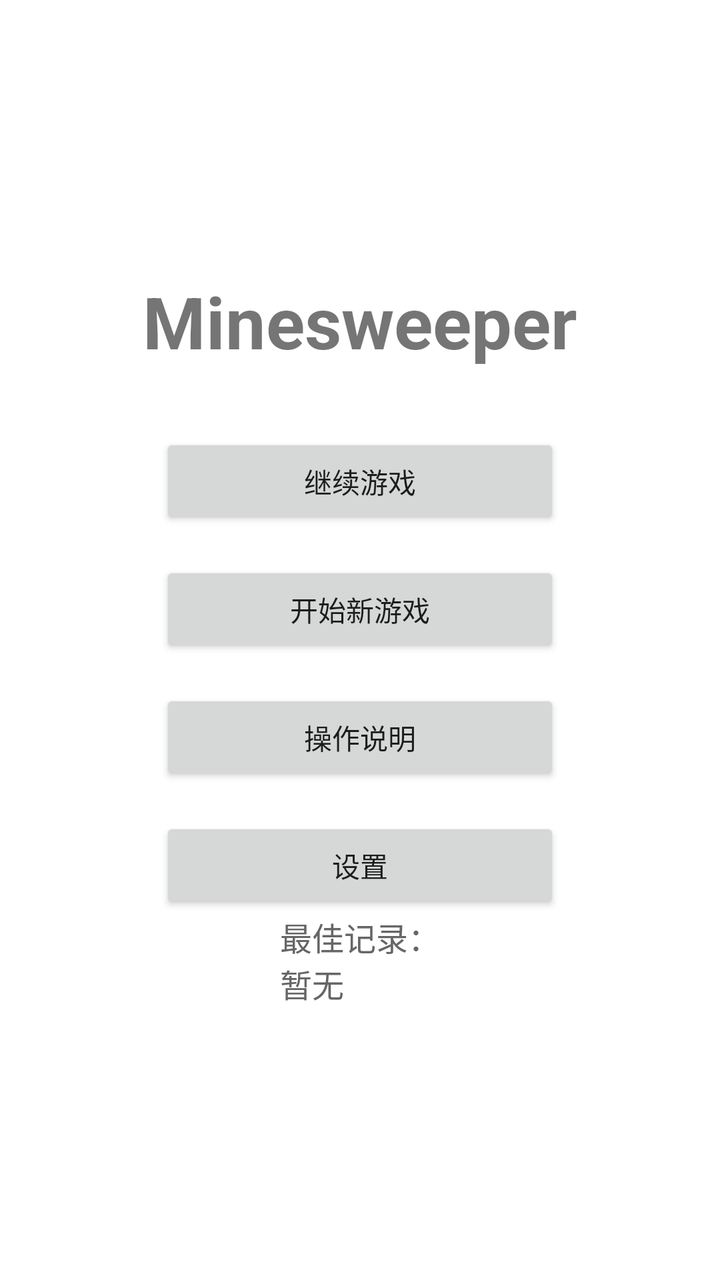
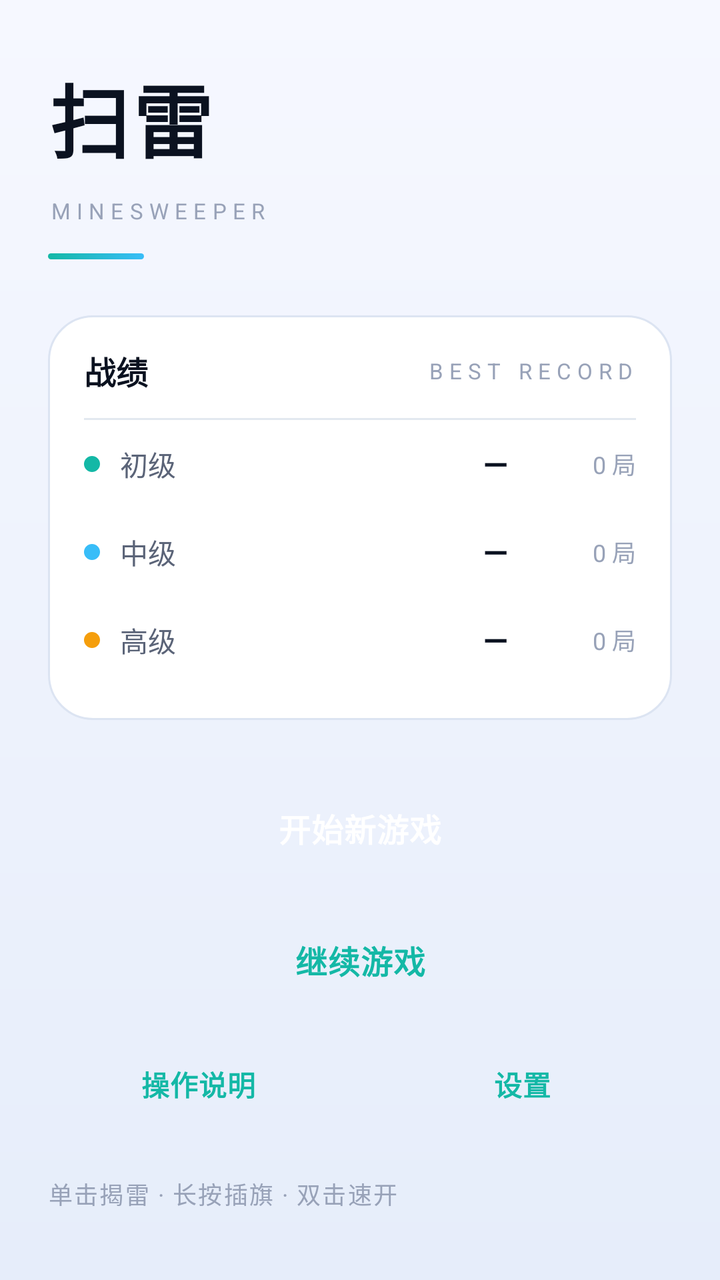

Before-and-after screenshots of an Android layout around one commit, followed by the original layout XML and the change that was made.
<!-- AndroidManifest.xml: activity theme Theme.Minesweeper.NoSplash -->
<!-- res/layout/activity_main.xml -->
<?xml version="1.0" encoding="utf-8"?>
<LinearLayout xmlns:android="http://schemas.android.com/apk/res/android"
    android:layout_width="match_parent"
    android:layout_height="match_parent"
    android:orientation="vertical"
    android:gravity="center"
    android:padding="16dp">

    <TextView
        android:layout_width="wrap_content"
        android:layout_height="wrap_content"
        android:text="Minesweeper"
        android:textSize="36sp"
        android:textStyle="bold"
        android:layout_marginBottom="32dp"/>

    <Button
        android:id="@+id/btnContinueGame"
        android:layout_width="200dp"
        android:layout_height="wrap_content"
        android:text="继续游戏"
        android:layout_marginBottom="16dp"/>

    <Button
        android:id="@+id/btnStartGame"
        android:layout_width="200dp"
        android:layout_height="wrap_content"
        android:text="开始新游戏"
        android:layout_marginBottom="16dp"/>

    <Button
        android:id="@+id/btnHelp"
        android:layout_width="200dp"
        android:layout_height="wrap_content"
        android:text="操作说明"
        android:layout_marginBottom="16dp"/>

    <Button
        android:id="@+id/btnSettings"
        android:layout_width="200dp"
        android:layout_height="wrap_content"
        android:text="设置"/>

    <TextView
        android:id="@+id/tvBestTime"
        android:layout_width="wrap_content"
        android:layout_height="wrap_content"
        android:text="最佳记录：\n暂无"
        android:textSize="16sp"
        android:textColor="#666666"
        android:gravity="left"/>

</LinearLayout>
<!-- resources referenced by this layout -->
<resources>
  <!-- unchanged entries left out for length: 1 -->
</resources>

<!-- the commit's change to res/layout/activity_main.xml (unified diff, before → after) -->
@@ -1,53 +1,258 @@
 <?xml version="1.0" encoding="utf-8"?>
-<LinearLayout xmlns:android="http://schemas.android.com/apk/res/android"
+<ScrollView xmlns:android="http://schemas.android.com/apk/res/android"
+    xmlns:app="http://schemas.android.com/apk/res-auto"
     android:layout_width="match_parent"
     android:layout_height="match_parent"
-    android:orientation="vertical"
-    android:gravity="center"
-    android:padding="16dp">
-
-    <TextView
-        android:layout_width="wrap_content"
+    android:background="@drawable/bg_gradient"
+    android:fillViewport="true"
+    android:overScrollMode="never"
+    android:scrollbars="none">
+
+    <LinearLayout
+        android:layout_width="match_parent"
         android:layout_height="wrap_content"
-        android:text="Minesweeper"
-        android:textSize="36sp"
-        android:textStyle="bold"
-        android:layout_marginBottom="32dp"/>
-
-    <Button
-        android:id="@+id/btnContinueGame"
-        android:layout_width="200dp"
-        android:layout_height="wrap_content"
-        android:text="继续游戏"
-        android:layout_marginBottom="16dp"/>
-
-    <Button
-        android:id="@+id/btnStartGame"
-        android:layout_width="200dp"
-        android:layout_height="wrap_content"
-        android:text="开始新游戏"
-        android:layout_marginBottom="16dp"/>
-
-    <Button
-        android:id="@+id/btnHelp"
-        android:layout_width="200dp"
-        android:layout_height="wrap_content"
-        android:text="操作说明"
-        android:layout_marginBottom="16dp"/>
-
-    <Button
-        android:id="@+id/btnSettings"
-        android:layout_width="200dp"
-        android:layout_height="wrap_content"
-        android:text="设置"/>
-
-    <TextView
-        android:id="@+id/tvBestTime"
-        android:layout_width="wrap_content"
-        android:layout_height="wrap_content"
-        android:text="最佳记录：\n暂无"
-        android:textSize="16sp"
-        android:textColor="#666666"
-        android:gravity="left"/>
-
-</LinearLayout>
+        android:orientation="vertical"
+        android:paddingStart="24dp"
+        android:paddingTop="30dp"
+        android:paddingEnd="24dp"
+        android:paddingBottom="32dp">
+
+        
+        <TextView
+            style="@style/Text.Minesweeper.Title"
+            android:layout_width="wrap_content"
+            android:layout_height="wrap_content"
+            android:text="扫雷" />
+
+        <TextView
+            style="@style/Text.Minesweeper.Label"
+            android:layout_width="wrap_content"
+            android:layout_height="wrap_content"
+            android:layout_marginTop="10dp"
+            android:text="MINESWEEPER" />
+
+        <View
+            android:layout_width="48dp"
+            android:layout_height="3dp"
+            android:layout_marginTop="14dp"
+            android:background="@drawable/bg_accent_bar" />
+
+        
+        <LinearLayout
+            android:layout_width="match_parent"
+            android:layout_height="wrap_content"
+            android:layout_marginTop="28dp"
+            android:background="@drawable/bg_card"
+            android:orientation="vertical"
+            android:paddingStart="18dp"
+            android:paddingTop="16dp"
+            android:paddingEnd="18dp"
+            android:paddingBottom="18dp">
+
+            <LinearLayout
+                android:layout_width="match_parent"
+                android:layout_height="wrap_content"
+                android:gravity="center_vertical"
+                android:orientation="horizontal">
+
+                <TextView
+                    android:layout_width="wrap_content"
+                    android:layout_height="wrap_content"
+                    android:text="战绩"
+                    android:textColor="@color/text_primary"
+                    android:textSize="16sp"
+                    android:textStyle="bold" />
+
+                <Space
+                    android:layout_width="0dp"
+                    android:layout_height="1dp"
+                    android:layout_weight="1" />
+
+                <TextView
+                    style="@style/Text.Minesweeper.Label"
+                    android:layout_width="wrap_content"
+                    android:layout_height="wrap_content"
+                    android:text="Best Record" />
+            </LinearLayout>
+
+            <View
+                android:layout_width="match_parent"
+                android:layout_height="1dp"
+                android:layout_marginTop="12dp"
+                android:background="@color/divider" />
+
+            
+            <LinearLayout
+                android:layout_width="match_parent"
+                android:layout_height="44dp"
+                android:gravity="center_vertical"
+                android:orientation="horizontal">
+
+                <View
+                    android:layout_width="8dp"
+                    android:layout_height="8dp"
+                    android:background="@drawable/dot_accent" />
+
+                <TextView
+                    android:layout_width="0dp"
+                    android:layout_height="wrap_content"
+                    android:layout_marginStart="10dp"
+                    android:layout_weight="1"
+                    android:text="初级"
+                    android:textColor="@color/text_secondary"
+                    android:textSize="14sp" />
+
+                <TextView
+                    android:id="@+id/tvBeginnerBest"
+                    android:layout_width="wrap_content"
+                    android:layout_height="wrap_content"
+                    android:text="—"
+                    android:textColor="@color/text_primary"
+                    android:textSize="16sp"
+                    android:textStyle="bold" />
+
+                <TextView
+                    android:id="@+id/tvBeginnerGames"
+                    android:layout_width="64dp"
+                    android:layout_height="wrap_content"
+                    android:gravity="end"
+                    android:text="0 局"
+                    android:textColor="@color/text_tertiary"
+                    android:textSize="12sp" />
+            </LinearLayout>
+
+            
+            <LinearLayout
+                android:layout_width="match_parent"
+                android:layout_height="44dp"
+                android:gravity="center_vertical"
+                android:orientation="horizontal">
+
+                <View
+                    android:layout_width="8dp"
+                    android:layout_height="8dp"
+                    android:background="@drawable/dot_sky" />
+
+                <TextView
+                    android:layout_width="0dp"
+                    android:layout_height="wrap_content"
+                    android:layout_marginStart="10dp"
+                    android:layout_weight="1"
+                    android:text="中级"
+                    android:textColor="@color/text_secondary"
+                    android:textSize="14sp" />
+
+                <TextView
+                    android:id="@+id/tvIntermediateBest"
+                    android:layout_width="wrap_content"
+                    android:layout_height="wrap_content"
+                    android:text="—"
+                    android:textColor="@color/text_primary"
+                    android:textSize="16sp"
+                    android:textStyle="bold" />
+
+                <TextView
+                    android:id="@+id/tvIntermediateGames"
+                    android:layout_width="64dp"
+                    android:layout_height="wrap_content"
+                    android:gravity="end"
+                    android:text="0 局"
+                    android:textColor="@color/text_tertiary"
+                    android:textSize="12sp" />
+            </LinearLayout>
+
+            
+            <LinearLayout
+                android:layout_width="match_parent"
+                android:layout_height="44dp"
+                android:gravity="center_vertical"
+                android:orientation="horizontal">
+
+                <View
+                    android:layout_width="8dp"
+                    android:layout_height="8dp"
+                    android:background="@drawable/dot_amber" />
+
+                <TextView
+                    android:layout_width="0dp"
+                    android:layout_height="wrap_content"
+                    android:layout_marginStart="10dp"
+                    android:layout_weight="1"
+                    android:text="高级"
+                    android:textColor="@color/text_secondary"
+                    android:textSize="14sp" />
+
+                <TextView
+                    android:id="@+id/tvExpertBest"
+                    android:layout_width="wrap_content"
+                    android:layout_height="wrap_content"
+                    android:text="—"
+                    android:textColor="@color/text_primary"
+                    android:textSize="16sp"
+                    android:textStyle="bold" />
+
+                <TextView
+                    android:id="@+id/tvExpertGames"
+                    android:layout_width="64dp"
+                    android:layout_height="wrap_content"
+                    android:gravity="end"
+                    android:text="0 局"
+                    android:textColor="@color/text_tertiary"
+                    android:textSize="12sp" />
+            </LinearLayout>
+        </LinearLayout>
+
+        
+        <Button
+            android:id="@+id/btnStartGame"
+            style="@style/Widget.Minesweeper.Button.Primary"
+            android:layout_width="match_parent"
+            android:layout_height="56dp"
+            android:layout_marginTop="26dp"
+            android:text="开始新游戏" />
+
+        <Button
+            android:id="@+id/btnContinueGame"
+            style="@style/Widget.Minesweeper.Button.Secondary"
+            android:layout_width="match_parent"
+            android:layout_height="52dp"
+            android:layout_marginTop="12dp"
+            android:text="继续游戏" />
+
+        <LinearLayout
+            android:layout_width="match_parent"
+            android:layout_height="wrap_content"
+            android:layout_marginTop="12dp"
+            android:orientation="horizontal">
+
+            <Button
+                android:id="@+id/btnHelp"
+                style="@style/Widget.Minesweeper.Button.Secondary.Small"
+                android:layout_width="0dp"
+                android:layout_height="48dp"
+                android:layout_weight="1"
+                android:text="操作说明" />
+
+            <Space
+                android:layout_width="12dp"
+                android:layout_height="1dp" />
+
+            <Button
+                android:id="@+id/btnSettings"
+                style="@style/Widget.Minesweeper.Button.Secondary.Small"
+                android:layout_width="0dp"
+                android:layout_height="48dp"
+                android:layout_weight="1"
+                android:text="设置" />
+        </LinearLayout>
+
+        <TextView
+            android:layout_width="wrap_content"
+            android:layout_height="wrap_content"
+            android:layout_marginTop="22dp"
+            android:letterSpacing="0.06"
+            android:text="单击揭雷 · 长按插旗 · 双击速开"
+            android:textColor="@color/text_tertiary"
+            android:textSize="12sp" />
+    </LinearLayout>
+</ScrollView>
<!-- resource entries referenced after the edit -->
@@ -1,5 +1,122 @@
 <!-- resources referenced by this layout -->
 <resources>
+  <color name="divider">#FFE2E8F0</color>
+  <color name="text_primary">#FF0B1220</color>
+  <color name="text_secondary">#FF5B6478</color>
+  <color name="text_tertiary">#FF98A2B8</color>
+  <!-- drawable bg_accent_bar (drawable) -->
+  <?xml version="1.0" encoding="utf-8"?>
+  <shape xmlns:android="http://schemas.android.com/apk/res/android"
+      android:shape="rectangle">
+      <gradient
+          android:angle="0"
+          android:startColor="@color/accent"
+          android:endColor="@color/accent_2"
+          android:type="linear" />
+      <corners android:radius="2dp" />
+  </shape>
+  <!-- drawable bg_card (drawable) -->
+  <?xml version="1.0" encoding="utf-8"?>
+  <shape xmlns:android="http://schemas.android.com/apk/res/android"
+      android:shape="rectangle">
+      <solid android:color="@color/surface" />
+      <corners android:radius="22dp" />
+      <stroke
+          android:width="1dp"
+          android:color="@color/stroke" />
+  </shape>
+  <!-- drawable bg_gradient (drawable) -->
+  <?xml version="1.0" encoding="utf-8"?>
+  <shape xmlns:android="http://schemas.android.com/apk/res/android"
+      android:shape="rectangle">
+      <gradient
+          android:angle="270"
+          android:startColor="@color/bg_base"
+          android:endColor="@color/bg_end"
+          android:type="linear" />
+  </shape>
+  <!-- drawable dot_accent (drawable) -->
+  <?xml version="1.0" encoding="utf-8"?>
+  <shape xmlns:android="http://schemas.android.com/apk/res/android"
+      android:shape="oval">
+      <solid android:color="@color/accent" />
+      <size
+          android:width="8dp"
+          android:height="8dp" />
+  </shape>
+  <!-- drawable dot_amber (drawable) -->
+  <?xml version="1.0" encoding="utf-8"?>
+  <shape xmlns:android="http://schemas.android.com/apk/res/android"
+      android:shape="oval">
+      <solid android:color="@color/amber" />
+      <size
+          android:width="8dp"
+          android:height="8dp" />
+  </shape>
+  <!-- drawable dot_sky (drawable) -->
+  <?xml version="1.0" encoding="utf-8"?>
+  <shape xmlns:android="http://schemas.android.com/apk/res/android"
+      android:shape="oval">
+      <solid android:color="@color/accent_2" />
+      <size
+          android:width="8dp"
+          android:height="8dp" />
+  </shape>
+  <style name="Text.Minesweeper.Label" parent="">
+          <item name="android:textSize">11sp</item>
+          <item name="android:textAllCaps">true</item>
+          <item name="android:letterSpacing">0.28</item>
+          <item name="android:textColor">@color/text_tertiary</item>
+      </style>
+  <style name="Text.Minesweeper.Title" parent="">
+          <item name="android:textSize">40sp</item>
+          <item name="android:textStyle">bold</item>
+          <item name="android:textColor">@color/text_primary</item>
+          <item name="android:letterSpacing">0.04</item>
+          <item name="android:includeFontPadding">false</item>
+      </style>
+  <style name="Widget.Minesweeper.Button.Primary" parent="Widget.MaterialComponents.Button">
+          <item name="android:textSize">16sp</item>
+          <item name="android:textStyle">bold</item>
+          <item name="android:textAllCaps">false</item>
+          <item name="android:letterSpacing">0.02</item>
+          <item name="android:textColor">@color/btn_text_primary</item>
+          <item name="android:insetTop">0dp</item>
+          <item name="android:insetBottom">0dp</item>
+          <item name="android:minWidth">0dp</item>
+          <item name="android:minHeight">0dp</item>
+          <item name="backgroundTint">@color/btn_tint_primary</item>
+          <item name="cornerRadius">28dp</item>
+          <item name="elevation">5dp</item>
+          <item name="rippleColor">#33FFFFFF</item>
+      </style>
+  <style name="Widget.Minesweeper.Button.Secondary" parent="Widget.MaterialComponents.Button.OutlinedButton">
+          <item name="android:textSize">16sp</item>
+          <item name="android:textStyle">bold</item>
+          <item name="android:letterSpacing">0.02</item>
+          <item name="android:textColor">@color/btn_text_secondary</item>
+          <item name="android:insetTop">0dp</item>
+          <item name="android:insetBottom">0dp</item>
+          <item name="android:minWidth">0dp</item>
+          <item name="android:minHeight">0dp</item>
+          <item name="backgroundTint">@color/btn_tint_secondary</item>
+          <item name="strokeColor">@color/stroke</item>
+          <item name="strokeWidth">1dp</item>
+          <item name="cornerRadius">26dp</item>
+          <item name="elevation">0dp</item>
+          <item name="rippleColor">#2214B8A6</item>
+      </style>
+  <style name="Widget.Minesweeper.Button.Secondary.Small" parent="Widget.Minesweeper.Button.Secondary">
+          <item name="android:textSize">14sp</item>
+          <item name="cornerRadius">24dp</item>
+      </style>
+  <color name="accent">#FF14B8A6</color>
+  <color name="accent_2">#FF38BDF8</color>
+  <color name="surface">#FFFFFFFF</color>
+  <color name="stroke">#FFDCE4F2</color>
+  <color name="bg_base">#FFF6F8FF</color>
+  <color name="bg_end">#FFE6EDFA</color>
+  <color name="amber">#FFF59E0B</color>
   <!-- unchanged entries left out for length: 1 -->
 </resources>
 
